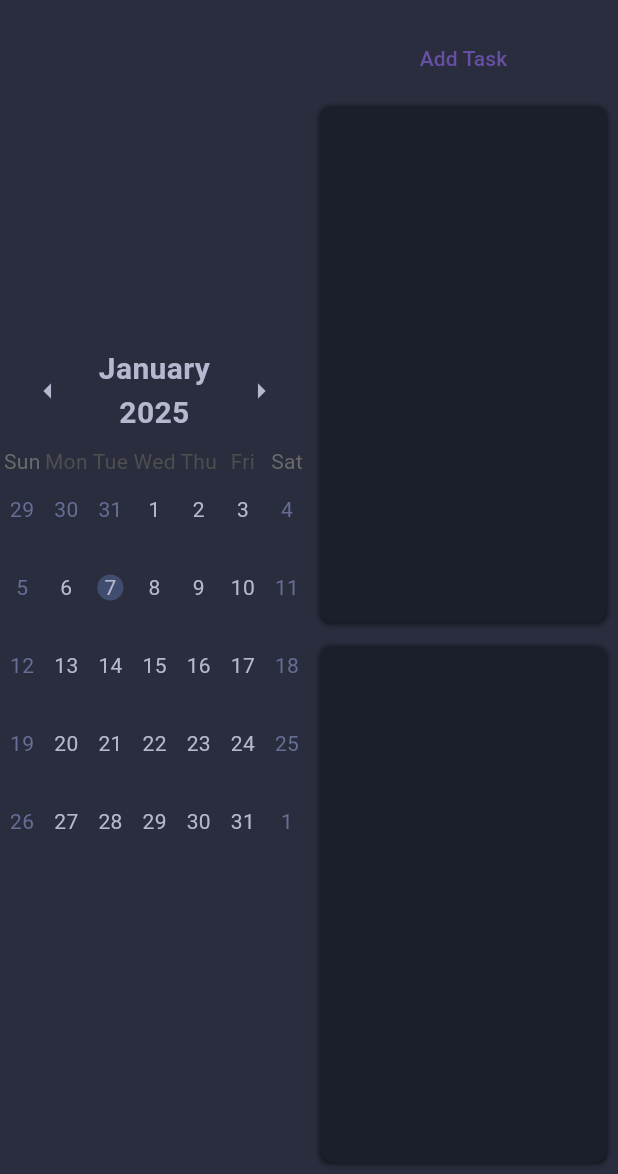
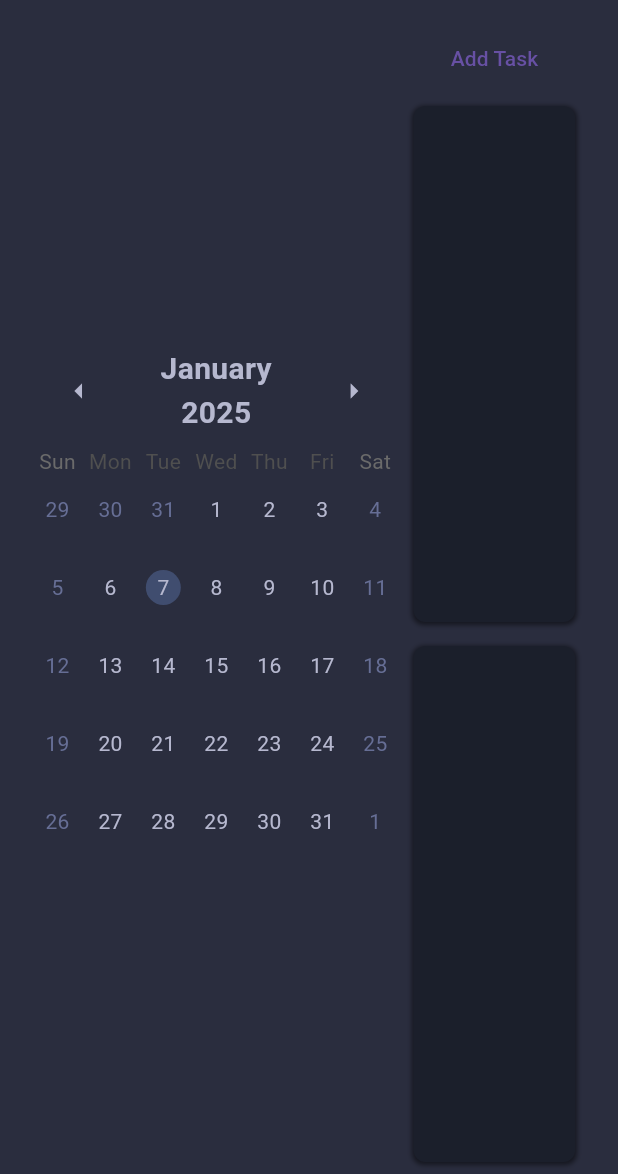
Before and after one commit to Spuddle-Z/Flutter_todo, a Flutter app: the screen it shows after launch, on a phone screen of 412 x 824 dp, the part 62-1236 px from its top. Run offline on Flutter 3.47's test engine with Material 3 defaults, Android fonts, the phone set to English and light mode, and no system bars; drawn by our look-alikes of table_calendar; our stand-ins replace get, hive, hive_flutter; accounts and stored records are empty.

Commit message:
调整主页面布局

```diff
--- a/lib/main.dart
+++ b/lib/main.dart
@@ -34,9 +34,12 @@ class MyApp extends StatelessWidget {
           ),
         ),
       ),
-      home: Container(
-        color: AppColors.background,
-        child: TodoPage()
+      home: Scaffold(
+        backgroundColor: AppColors.background,
+        appBar: AppBar(
+          title: const Text('To Do'),
+        ),
+        body: TodoPage()
       ),
     );
   }
--- a/lib/pages/todo_page.dart
+++ b/lib/pages/todo_page.dart
@@ -1,5 +1,4 @@
 import 'package:flutter/material.dart';
-import '../theme.dart';
 import '../widget/calendar.dart';
 import '../widget/buttons.dart';
 import '../widget/task_list.dart';
@@ -7,14 +6,15 @@ import '../widget/task_list.dart';
 class TodoPage extends StatelessWidget {
   @override
   Widget build(BuildContext context) {
-    return Scaffold(
-      backgroundColor: AppColors.background,
-      appBar: AppBar(
-        title: const Text('To Do'),
+    return Container(
+      padding: EdgeInsets.symmetric(
+        horizontal: MediaQuery.of(context).size.width * 0.05,
       ),
-      body: Row(
+      child: Row(
         children: [
-          Expanded(child: CalendarWidget(),
+          Expanded(
+            flex: 2,
+            child: CalendarWidget(),
           ),
           Expanded(child: Column(
             children: [
```
